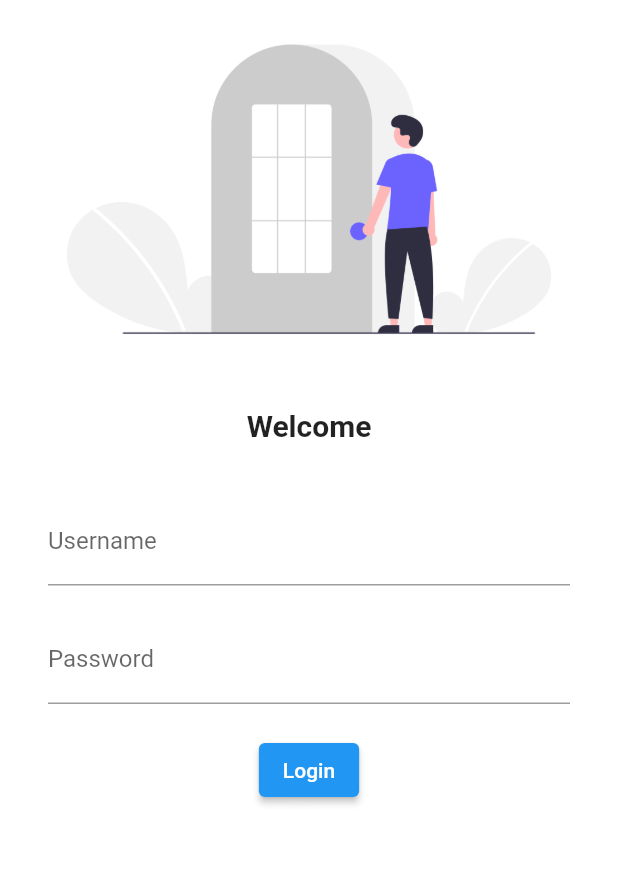
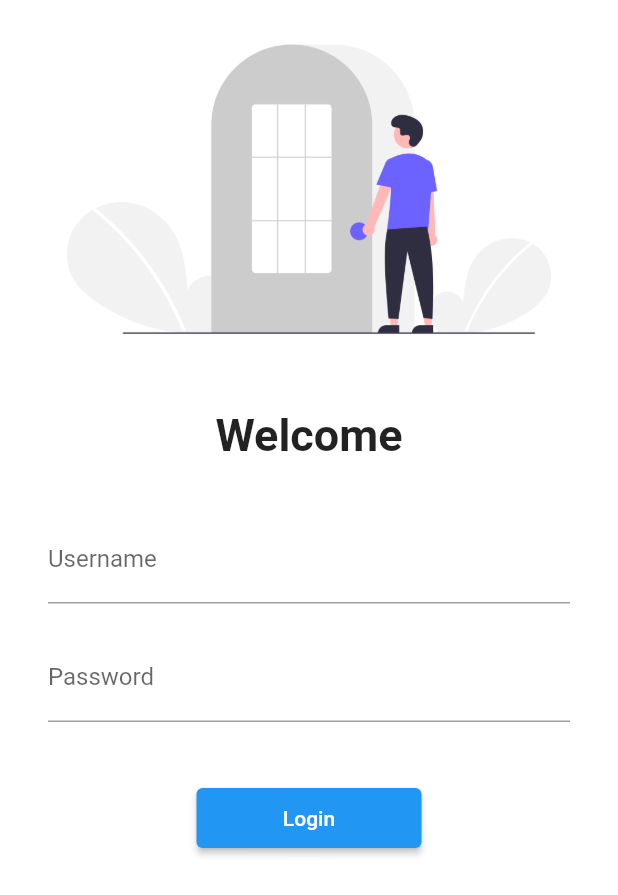
Before and after one commit to Yashbhalgamiya/Calalog_App, a Flutter app: the screen it shows after launch, on a phone screen of 412 x 824 dp. Shown: the top 895 px of the screen. Run offline on Flutter 3.47's test engine with Material 2 defaults, Android fonts, the phone set to English and light mode, and no system bars.

Commit message:
Chapter-5

```diff
--- a/lib/main.dart
+++ b/lib/main.dart
@@ -1,6 +1,7 @@
 import 'package:flutter/material.dart';
 import 'package:flutter_catalog/pages/home.dart';
 import 'package:flutter_catalog/pages/login_page.dart';
+import 'package:flutter_catalog/utils/routes.dart';
 
 void main() {
   runApp(const MyApp());
@@ -25,8 +26,8 @@ class MyApp extends StatelessWidget {
       ),
       routes:{
         "/":(context)=>LoginPage(),
-        "/home":(context)=>HomePage(),//for defaul screen
-        "/login":(context)=>LoginPage()
+        MyRoutes.homeRoute:(context)=>HomePage(),//for defaul screen
+        MyRoutes.loginRoute:(context)=>LoginPage()
       },
     );
   }
--- a/lib/pages/login_page.dart
+++ b/lib/pages/login_page.dart
@@ -1,4 +1,6 @@
 import 'package:flutter/material.dart';
+
+import '../utils/routes.dart';
 
 class LoginPage extends StatelessWidget {
   const LoginPage({Key? key}) : super(key: key);
@@ -7,13 +9,14 @@ class LoginPage extends StatelessWidget {
   Widget build(BuildContext context) {
     return Material(
       color: Colors.white,
+      child: SingleChildScrollView(
         child: Column(
           children: [
             Image.asset("images/login.png",fit: BoxFit.cover),
             SizedBox(height: 20,),
             Text("Welcome",
             style: TextStyle(
-            fontSize: 20,
+              fontSize: 30,
               fontWeight: FontWeight.bold,
 
             ),),
@@ -37,10 +40,11 @@ class LoginPage extends StatelessWidget {
 
                     ),
                   ),
-                SizedBox(height: 20,),
+                  SizedBox(height: 40,),
                   ElevatedButton(
+                    style: TextButton.styleFrom(minimumSize: Size(150,40)),
                     onPressed: (){
-                    print("Hi This is Catalog app");
+                      Navigator.pushNamed(context, MyRoutes.homeRoute);
                     },
                     child: Text("Login"),
                   )
@@ -48,6 +52,7 @@ class LoginPage extends StatelessWidget {
               ),
             )
           ],
+        ),
       )
     );
   }
--- /dev/null
+++ b/lib/utils/routes.dart
@@ -0,0 +1,6 @@
+import 'package:flutter/material.dart';
+
+class MyRoutes{
+  static String loginRoute="/login";
+  static String homeRoute="/home";
+}
```
Lines whose indentation alone changed are shown as unchanged.
